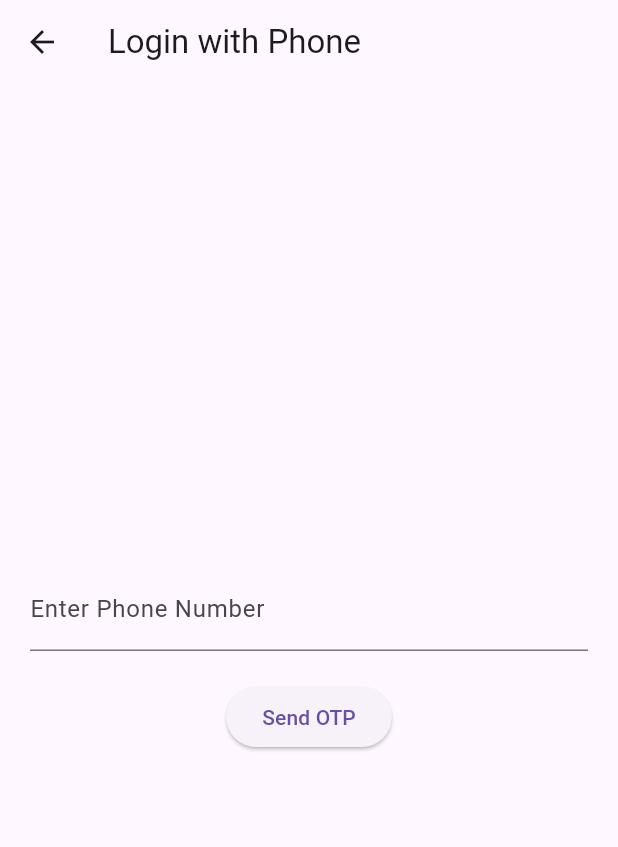
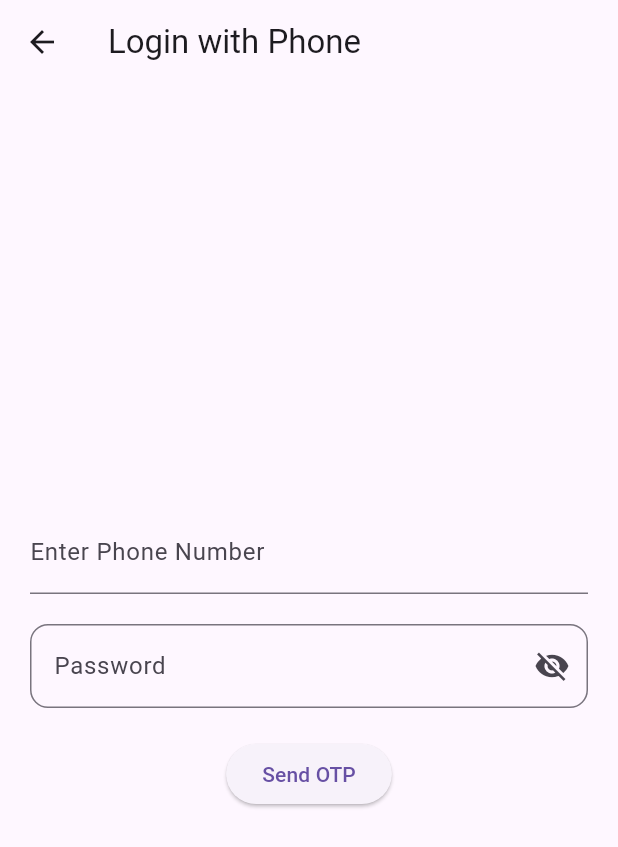
Before and after one commit to harshitiwari12/expense-tracker, a Flutter app: the OnboardingScreen screen opened directly, after a tap on "Skip", on a phone screen of 412 x 824 dp. Shown: the top 847 px of the screen. Run offline on Flutter 3.47's test engine with Material 3 defaults, Android fonts, the phone set to English and light mode, and no system bars; our stand-ins replace dropdown_button2, firebase_auth, firebase_core, permission_handler, smooth_page_indicator; missing offline and left inert: another_telephony; accounts and stored records are empty.

Commit message:
Integrated Spring Boot login API and updated OTP login flow

```diff
--- a/lib/main.dart
+++ b/lib/main.dart
@@ -1,6 +1,7 @@
 import 'package:flutter/material.dart';
 import 'package:firebase_core/firebase_core.dart';
 import 'package:new_minor/pages/SplashScreen.dart';
+import 'package:new_minor/pages/otp_login_page.dart';
 import 'package:new_minor/pages/registration_page.dart';
 import 'package:new_minor/read_sms.dart';
 void main() async {
@@ -19,7 +20,7 @@ class MyApp extends StatelessWidget {
         title: 'OTP Auth',
         debugShowCheckedModeBanner: false,
         theme: ThemeData(primarySwatch: Colors.blue),
-        home: RegistrationPage()
+        home: OTPLoginPage()
     );
   }
 }
--- /dev/null
+++ b/lib/models/login_model.dart
@@ -0,0 +1,11 @@
+class LoginRequest {
+  final String mobileNumber;
+  final String password;
+
+  LoginRequest({required this.mobileNumber, required this.password});
+
+  Map<String, dynamic> toJson() => {
+    "mobileNumber": mobileNumber,
+    "password": password,
+  };
+}
--- a/lib/pages/onboarding_screen.dart
+++ b/lib/pages/onboarding_screen.dart
@@ -2,7 +2,7 @@
 import 'package:flutter/material.dart';
 import 'package:smooth_page_indicator/smooth_page_indicator.dart';
 
-import 'otp_screen.dart';
+import 'otp_login_page.dart';
 
 class OnboardingScreen extends StatefulWidget {
   @override
--- a/lib/pages/otp_screen.dart
+++ b/lib/pages/otp_login_page.dart
@@ -1,5 +1,6 @@
 import 'package:flutter/material.dart';
 import 'package:firebase_auth/firebase_auth.dart';
+import 'package:new_minor/controllers/login_user.dart';
 import 'otp_verify_page.dart';
 
 class OTPLoginPage extends StatefulWidget {
@@ -12,6 +13,9 @@ class OTPLoginPage extends StatefulWidget {
 class _OTPLoginPageState extends State<OTPLoginPage> {
   final TextEditingController _phoneController = TextEditingController();
   final FirebaseAuth _auth = FirebaseAuth.instance;
+  bool isPasswordVisible = false;
+  TextEditingController passwordController = TextEditingController();
+  final authService = AuthService();
 
   void _sendOTP() async {
     String phone = _phoneController.text.trim();
@@ -36,7 +40,8 @@ class _OTPLoginPageState extends State<OTPLoginPage> {
       },
       codeAutoRetrievalTimeout: (String verificationId) {},
     );
-  }
+  } //firebase otp logic
+
 
   @override
   Widget build(BuildContext context) {
@@ -56,6 +61,44 @@ class _OTPLoginPageState extends State<OTPLoginPage> {
               ),
             ),
             const SizedBox(height: 20),
+            TextFormField(
+              controller: passwordController,
+              obscureText: !isPasswordVisible,
+              decoration: InputDecoration(
+                hintText: "Enter Password",
+                labelText: "Password",
+                border: OutlineInputBorder(
+                  borderRadius: BorderRadius.circular(12),
+                ),
+                suffixIcon: IconButton(
+                  icon: Icon(
+                    isPasswordVisible
+                        ? Icons.visibility
+                        : Icons.visibility_off,
+                  ),
+                  onPressed: () {
+                    setState(() {
+                      isPasswordVisible = !isPasswordVisible;
+                    });
+                  },
+                ),
+              ),
+              validator: (value) {
+                if (value!.isEmpty) {
+                  return "Password is empty";
+                } else if (value.length < 8) {
+                  return "Password must contain at least 8 characters";
+                } else if (!RegExp(r'[A-Z]').hasMatch(value)) {
+                  return "Password must contain at least one uppercase letter";
+                } else if (!RegExp(r'[0-9]').hasMatch(value)) {
+                  return "Password should contain at least one numeric value";
+                } else if (!RegExp(r'[!@#$%^&*(),.?":{}|<>]').hasMatch(value)) {
+                  return "Password should contain at least one special character";
+                }
+                return null;
+              },
+            ),
+            const SizedBox(height: 20),
             ElevatedButton(
               onPressed: _sendOTP,
               child: const Text("Send OTP"),
--- a/lib/read_sms.dart
+++ b/lib/read_sms.dart
@@ -64,6 +64,7 @@ class _ReadSmsState extends State<ReadSms> {
       body: bankMessages.isEmpty
           ? const Center(child: Text('No bank messages found.'))
           : ListView.builder(
+
         itemCount: bankMessages.length,
         itemBuilder: (context, index) {
           final sms = bankMessages[index];
```
Also changed, not shown: lib/controllers/login_user.dart (added, +25 -0 lines).
